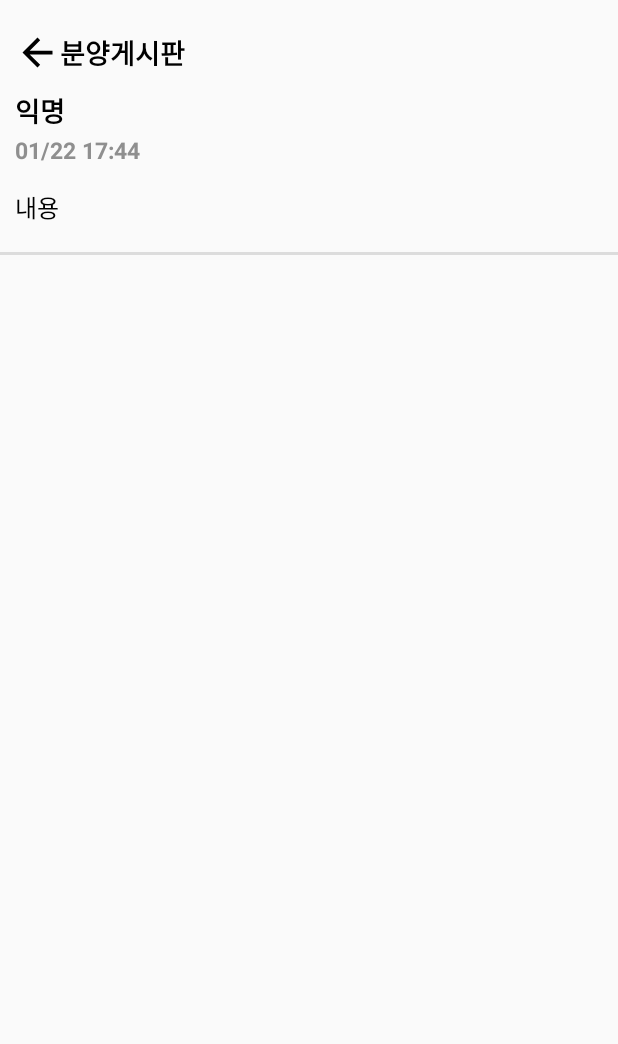
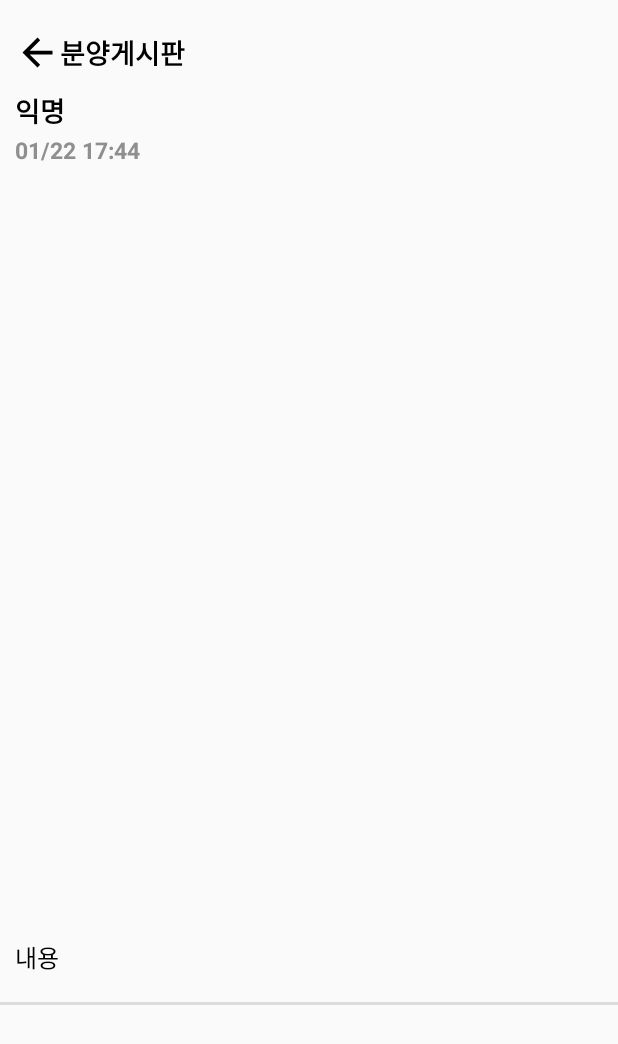
Before and after one commit to K-Graduate/application, an Android app: the PostDetailActivity screen opened directly, with no data from a screen before it, on a phone screen of 412 x 824 dp. Shown: the top 1044 px of the screen. Run offline under Robolectric (Android 15) with nearby library versions, the phone set to English and light mode, and no system bars; pictures from the network do not load.

Commit message:
add viewPager2 in PostDetailActivity.kt

```diff
--- a/KGraduate/app/build.gradle
+++ b/KGraduate/app/build.gradle
@@ -85,4 +85,6 @@ dependencies {
 
     kapt "android.arch.lifecycle:compiler:1.0.0"
     kapt 'com.github.bumptech.glide:compiler:4.9.0'
+
+    implementation 'androidx.viewpager2:viewpager2:1.0.0'
 }
--- a/KGraduate/app/src/main/java/com/example/kgraduate/PostDetailActivity.kt
+++ b/KGraduate/app/src/main/java/com/example/kgraduate/PostDetailActivity.kt
@@ -5,6 +5,7 @@ import androidx.appcompat.app.AppCompatActivity
 import android.os.Bundle
 import android.util.Log
 import android.widget.TextView
+import androidx.viewpager2.widget.ViewPager2
 import com.example.kgraduate.databinding.ActivityPostDetailBinding
 import com.example.kgraduate.login.LoginActivity.Companion.TAG
 import com.example.kgraduate.posts.DetailPostAdapter
@@ -35,6 +36,18 @@ class PostDetailActivity : AppCompatActivity() {
         binding = ActivityPostDetailBinding.inflate(layoutInflater)
         setContentView(binding.root)
 
+        // ViewPager의 Paging 방향은 Horizontal
+        binding.rvPost.orientation = ViewPager2.ORIENTATION_HORIZONTAL
+
+        binding.rvPost.registerOnPageChangeCallback(object : ViewPager2.OnPageChangeCallback() {
+
+            // Paging 완료되면 호출
+            override fun onPageSelected(position: Int) {
+                super.onPageSelected(position)
+                Log.d("ViewPagerFragment", "Page ${position+1}")
+            }
+        })
+
         detailPostAdapter = DetailPostAdapter(baseContext)
         binding.rvPost.adapter = detailPostAdapter
 
--- a/KGraduate/app/src/main/java/com/example/kgraduate/posts/DetailPostAdapter.kt
+++ b/KGraduate/app/src/main/java/com/example/kgraduate/posts/DetailPostAdapter.kt
@@ -14,11 +14,13 @@ import com.example.kgraduate.login.LoginActivity.Companion.TAG
 import com.example.kgraduate.repository.entity.Post
 //import kotlinx.android.synthetic.main.recylcer_post_detail_item.view.*
 
-class DetailPostAdapter(private val mContext : Context) : RecyclerView.Adapter<DetailPostAdapter.ViewHolder>() {
+class DetailPostAdapter(private val mContext : Context) :
+    RecyclerView.Adapter<DetailPostAdapter.ViewHolder>() {
     var datas = mutableListOf<String>()
 
     override fun onCreateViewHolder(parent: ViewGroup, viewType: Int): ViewHolder {
-        val view = LayoutInflater.from(mContext).inflate(R.layout.recylcer_post_detail_item,parent,false)
+        val view = LayoutInflater.from(mContext).inflate(R.layout.recylcer_post_detail_item,
+            parent,false)
         return ViewHolder(view)
     }
 
--- a/KGraduate/app/src/main/res/layout/activity_post_detail.xml
+++ b/KGraduate/app/src/main/res/layout/activity_post_detail.xml
@@ -60,12 +60,20 @@
                 app:layout_constraintTop_toBottomOf="@id/tv_id"
                 android:layout_marginTop="2dp"/>
 
-            <androidx.recyclerview.widget.RecyclerView
+            <!--<androidx.recyclerview.widget.RecyclerView
                 android:id="@+id/rv_post"
                 android:layout_width="match_parent"
                 android:layout_height="wrap_content"
                 app:layoutManager="androidx.recyclerview.widget.LinearLayoutManager"
                 android:orientation="vertical"
+                app:layout_constraintTop_toBottomOf="@id/tv_time"
+                tools:listitem="@layout/recylcer_post_detail_item"
+                android:layout_marginTop="5dp"/>-->
+
+            <androidx.viewpager2.widget.ViewPager2
+                android:id="@+id/rv_post"
+                android:layout_width="match_parent"
+                android:layout_height="500dp"
                 app:layout_constraintTop_toBottomOf="@id/tv_time"
                 tools:listitem="@layout/recylcer_post_detail_item"
                 android:layout_marginTop="5dp"/>
--- a/KGraduate/app/src/main/res/layout/recylcer_post_detail_item.xml
+++ b/KGraduate/app/src/main/res/layout/recylcer_post_detail_item.xml
@@ -1,13 +1,13 @@
 <?xml version="1.0" encoding="utf-8"?>
 <androidx.constraintlayout.widget.ConstraintLayout xmlns:android="http://schemas.android.com/apk/res/android"
     android:layout_width="match_parent"
-    android:layout_height="350dp"
+    android:layout_height="match_parent"
     xmlns:app="http://schemas.android.com/apk/res-auto">
 
     <androidx.cardview.widget.CardView
         android:id="@+id/cv_recycler"
-        android:layout_width="300dp"
-        android:layout_height="300dp"
+        android:layout_width="match_parent"
+        android:layout_height="match_parent"
         app:cardCornerRadius="15dp"
         app:cardElevation="5dp"
         app:layout_constraintStart_toStartOf="parent"
```
